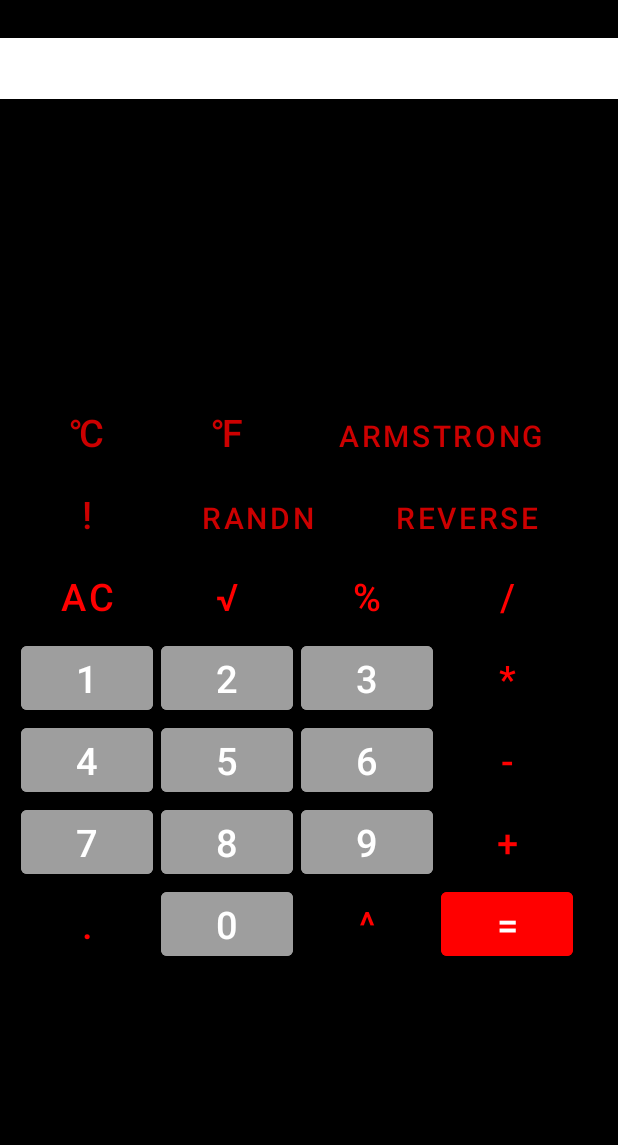
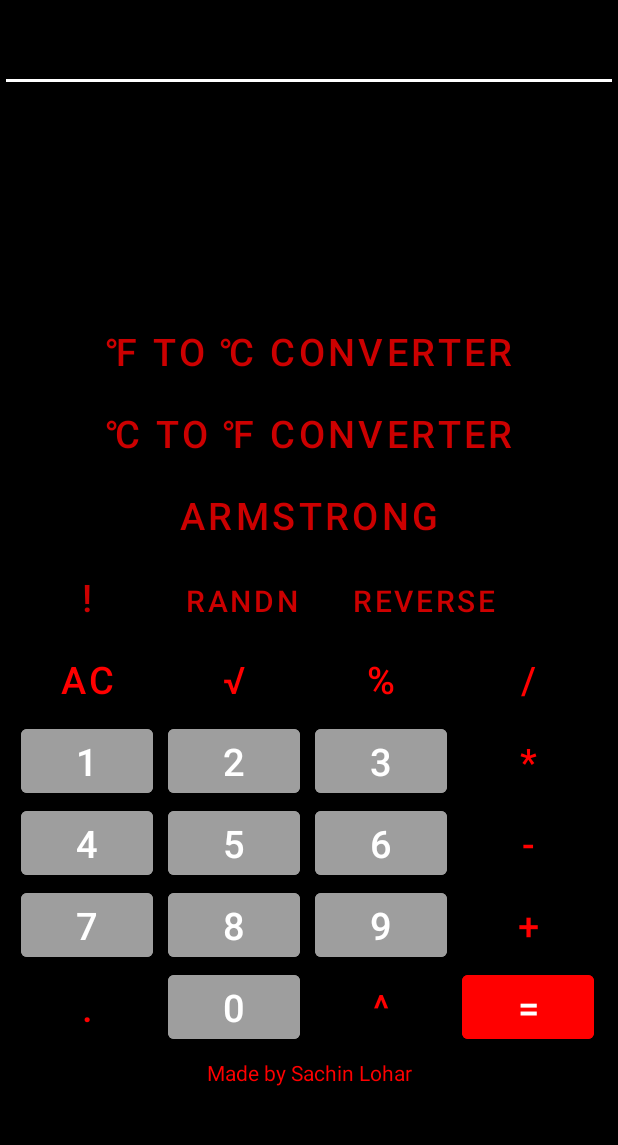
Before and after one commit to sachinl0har/Basic-Calc-App-Java, an Android app: the screen it shows after launch (MainActivity), on a phone screen of 412 x 824 dp, the part 84-1229 px from its top. Run offline under Robolectric (Android 15) with nearby library versions, the phone set to English and light mode, and no system bars.

Commit message:
Update activity_main.xml

```diff
--- a/app/src/main/res/layout/activity_main.xml
+++ b/app/src/main/res/layout/activity_main.xml
@@ -1,5 +1,5 @@
 <?xml version="1.0" encoding="utf-8"?>
-<LinearLayout xmlns:android="http://schemas.android.com/apk/res/android"
+<androidx.constraintlayout.widget.ConstraintLayout xmlns:android="http://schemas.android.com/apk/res/android"
     xmlns:app="http://schemas.android.com/apk/res-auto"
     xmlns:tools="http://schemas.android.com/tools"
     android:layout_width="match_parent"
@@ -8,87 +8,135 @@
     android:orientation="vertical"
     tools:context=".MainActivity">
 
-    <Space
-        android:layout_width="match_parent"
-        android:layout_height="25dp" />
 
     <LinearLayout
         android:layout_width="match_parent"
-        android:layout_height="158dp"
-        android:orientation="horizontal"
-        tools:layout_editor_absoluteX="13dp"
-        tools:layout_editor_absoluteY="34dp">
+        android:layout_height="wrap_content"
+        android:orientation="vertical"
+        tools:ignore="MissingConstraints">
 
 
-        <TextView
+        <EditText
             android:id="@+id/display"
             android:layout_width="match_parent"
             android:layout_height="wrap_content"
-            android:background="#ffffff"
-            android:textColor="@color/black"
-            android:textSize="30sp"
-            tools:layout_editor_absoluteX="13dp"
-            tools:layout_editor_absoluteY="34dp" />
+            android:backgroundTint="#ffffff"
+            android:textColor="#ffffff"
+            android:textSize="30sp" />
 
     </LinearLayout>
 
-    <Space
+    <LinearLayout
+        android:id="@+id/linearLayout"
         android:layout_width="match_parent"
-        android:layout_height="77dp" />
+        android:layout_height="wrap_content"
+        android:orientation="vertical"
+        app:layout_constraintBottom_toBottomOf="parent"
+        app:layout_constraintTop_toTopOf="parent"
+        app:layout_constraintVertical_bias="0.848"
+        tools:ignore="MissingConstraints"
+        tools:layout_editor_absoluteX="0dp">
+
 
         <LinearLayout
             android:layout_width="match_parent"
+            android:layout_height="wrap_content"
+            android:orientation="vertical">
+
+            <Space
+                android:layout_width="14dp"
+                android:layout_height="wrap_content" />
+
+            <Button
+                android:id="@+id/buttonCelsius"
+                android:layout_width="match_parent"
+                android:layout_height="wrap_content"
+                android:backgroundTint="@color/cardview_shadow_start_color"
+                android:text="℉ to ℃ Converter"
+                android:textColor="#cc0000"
+                android:textSize="25dp" />
+
+            <Space
+                android:layout_width="5dp"
+                android:layout_height="wrap_content" />
+
+            <Button
+                android:id="@+id/buttonFah"
+                android:layout_width="match_parent"
+                android:layout_height="wrap_content"
+                android:backgroundTint="@color/cardview_shadow_start_color"
+                android:text="℃ to ℉ Converter"
+                android:textColor="#cc0000"
+                android:textSize="25dp" />
+
+            <Space
+                android:layout_width="5dp"
+                android:layout_height="wrap_content" />
+
+            <Button
+                android:id="@+id/buttonArm"
+                android:layout_width="match_parent"
+                android:layout_height="wrap_content"
+                android:backgroundTint="@color/cardview_shadow_start_color"
+                android:text="Armstrong"
+                android:textColor="#cc0000"
+                android:textSize="25dp" />
+
+            <Space
+                android:layout_width="14dp"
+                android:layout_height="wrap_content" />
+
+
+        </LinearLayout>
+
+        <LinearLayout
+            android:layout_width="wrap_content"
             android:layout_height="wrap_content"
             android:orientation="horizontal">
 
             <Space
                 android:layout_width="14dp"
-            android:layout_height="match_parent" />
+                android:layout_height="wrap_content" />
 
             <Button
-            android:id="@+id/buttonCelsius"
-            android:layout_width="wrap_content"
+                android:id="@+id/buttonFact"
+                android:layout_width="match_parent"
                 android:layout_height="wrap_content"
                 android:backgroundTint="@color/cardview_shadow_start_color"
-            android:text="℃"
+                android:text="!"
                 android:textColor="#cc0000"
-            android:textSize="25dp"
-            tools:layout_editor_absoluteX="16dp"
-            tools:layout_editor_absoluteY="455dp" />
+                android:textSize="25dp" />
 
             <Space
                 android:layout_width="5dp"
-            android:layout_height="match_parent" />
+                android:layout_height="wrap_content" />
 
             <Button
-            android:id="@+id/buttonFah"
-            android:layout_width="wrap_content"
+                android:id="@+id/buttonRandN"
+                android:layout_width="match_parent"
                 android:layout_height="wrap_content"
                 android:backgroundTint="@color/cardview_shadow_start_color"
-            android:text="℉"
+                android:text="RandN"
                 android:textColor="#cc0000"
-            android:textSize="25dp"
-            tools:layout_editor_absoluteX="119dp"
-            tools:layout_editor_absoluteY="455dp" />
+                android:textSize="20dp" />
 
             <Space
                 android:layout_width="5dp"
-            android:layout_height="match_parent" />
+                android:layout_height="wrap_content" />
 
             <Button
-            android:id="@+id/buttonArm"
-            android:layout_width="185dp"
+                android:id="@+id/buttonReverse"
+                android:layout_width="match_parent"
                 android:layout_height="wrap_content"
                 android:backgroundTint="@color/cardview_shadow_start_color"
-            android:text="Armstrong"
+                android:text="Reverse"
                 android:textColor="#cc0000"
-            android:textSize="20dp"
-            tools:layout_editor_absoluteX="119dp"
-            tools:layout_editor_absoluteY="455dp" />
+                android:textSize="20dp" />
 
             <Space
-            android:layout_width="26dp"
-            android:layout_height="match_parent" />
+                android:layout_width="14dp"
+                android:layout_height="wrap_content" />
+
 
         </LinearLayout>
 
@@ -99,52 +147,55 @@
 
             <Space
                 android:layout_width="14dp"
-            android:layout_height="match_parent" />
+                android:layout_height="wrap_content" />
 
             <Button
-            android:id="@+id/buttonFact"
+                android:id="@+id/buttonAC"
                 android:layout_width="wrap_content"
                 android:layout_height="wrap_content"
                 android:backgroundTint="@color/cardview_shadow_start_color"
-            android:text="!"
-            android:textColor="#cc0000"
-            android:textSize="25dp"
-            tools:layout_editor_absoluteX="16dp"
-            tools:layout_editor_absoluteY="455dp" />
+                android:text="AC"
+                android:textColor="#ff0000"
+                android:textSize="25dp" />
 
             <Space
-            android:layout_width="5dp"
-            android:layout_height="match_parent" />
+                android:layout_width="10dp"
+                android:layout_height="wrap_content" />
 
             <Button
-            android:id="@+id/buttonRandN"
-            android:layout_width="128dp"
+                android:id="@+id/buttonRoot"
+                android:layout_width="wrap_content"
                 android:layout_height="wrap_content"
                 android:backgroundTint="@color/cardview_shadow_start_color"
-            android:text="RandN"
-            android:textColor="#cc0000"
-            android:textSize="20dp"
-            tools:layout_editor_absoluteX="119dp"
-            tools:layout_editor_absoluteY="455dp" />
+                android:text="√"
+                android:textColor="#ff0000"
+                android:textSize="25dp" />
 
             <Space
-            android:layout_width="5dp"
-            android:layout_height="match_parent" />
+                android:layout_width="10dp"
+                android:layout_height="wrap_content" />
 
             <Button
-            android:id="@+id/buttonReverse"
-            android:layout_width="141dp"
+                android:id="@+id/buttonMod"
+                android:layout_width="wrap_content"
                 android:layout_height="wrap_content"
                 android:backgroundTint="@color/cardview_shadow_start_color"
-            android:text="Reverse"
-            android:textColor="#cc0000"
-            android:textSize="20dp"
-            tools:layout_editor_absoluteX="119dp"
-            tools:layout_editor_absoluteY="455dp" />
+                android:text="%"
+                android:textColor="#ff0000"
+                android:textSize="25dp" />
 
             <Space
-            android:layout_width="32dp"
-            android:layout_height="match_parent" />
+                android:layout_width="10dp"
+                android:layout_height="wrap_content" />
+
+            <Button
+                android:id="@+id/buttonDivide"
+                android:layout_width="wrap_content"
+                android:layout_height="wrap_content"
+                android:backgroundTint="@color/cardview_shadow_start_color"
+                android:text="/"
+                android:textColor="#ff0000"
+                android:textSize="25dp" />
 
         </LinearLayout>
 
@@ -155,63 +206,52 @@
 
             <Space
                 android:layout_width="14dp"
-            android:layout_height="match_parent" />
+                android:layout_height="wrap_content" />
 
             <Button
-            android:id="@+id/buttonAC"
+                android:id="@+id/button1"
+                android:layout_width="wrap_content"
+                android:layout_height="wrap_content"
+                android:backgroundTint="#9e9e9e"
+                android:text="1"
+                android:textSize="25dp" />
+
+            <Space
+                android:layout_width="10dp"
+                android:layout_height="wrap_content" />
+
+            <Button
+                android:id="@+id/button2"
+                android:layout_width="wrap_content"
+                android:layout_height="wrap_content"
+                android:backgroundTint="#9e9e9e"
+                android:text="2"
+                android:textSize="25dp" />
+
+            <Space
+                android:layout_width="10dp"
+                android:layout_height="wrap_content" />
+
+            <Button
+                android:id="@+id/button3"
+                android:layout_width="wrap_content"
+                android:layout_height="wrap_content"
+                android:backgroundTint="#9e9e9e"
+                android:text="3"
+                android:textSize="25dp" />
+
+            <Space
+                android:layout_width="10dp"
+                android:layout_height="wrap_content" />
+
+            <Button
+                android:id="@+id/buttonMultiply"
                 android:layout_width="wrap_content"
                 android:layout_height="wrap_content"
                 android:backgroundTint="@color/cardview_shadow_start_color"
-            android:text="AC"
+                android:text="*"
                 android:textColor="#ff0000"
-            android:textSize="25dp"
-            tools:layout_editor_absoluteX="16dp"
-            tools:layout_editor_absoluteY="455dp" />
-
-        <Space
-            android:layout_width="5dp"
-            android:layout_height="match_parent" />
-
-        <Button
-            android:id="@+id/buttonRoot"
-            android:layout_width="wrap_content"
-            android:layout_height="wrap_content"
-            android:backgroundTint="@color/cardview_shadow_start_color"
-            android:text="√"
-            android:textColor="#ff0000"
-            android:textSize="25dp"
-            tools:layout_editor_absoluteX="119dp"
-            tools:layout_editor_absoluteY="455dp" />
-
-        <Space
-            android:layout_width="5dp"
-            android:layout_height="match_parent" />
-
-        <Button
-            android:id="@+id/buttonMod"
-            android:layout_width="wrap_content"
-            android:layout_height="wrap_content"
-            android:backgroundTint="@color/cardview_shadow_start_color"
-            android:text="%"
-            android:textColor="#ff0000"
-            android:textSize="25dp"
-            tools:layout_editor_absoluteX="119dp"
-            tools:layout_editor_absoluteY="455dp" />
-
-        <Space
-            android:layout_width="5dp"
-            android:layout_height="match_parent" />
-
-        <Button
-            android:id="@+id/buttonDivide"
-            android:layout_width="wrap_content"
-            android:layout_height="wrap_content"
-            android:backgroundTint="@color/cardview_shadow_start_color"
-            android:text="/"
-            android:textColor="#ff0000"
-            android:textSize="25dp"
-            tools:layout_editor_absoluteX="119dp"
-            tools:layout_editor_absoluteY="455dp" />
+                android:textSize="25dp" />
 
         </LinearLayout>
 
@@ -222,60 +262,52 @@
 
             <Space
                 android:layout_width="14dp"
-            android:layout_height="match_parent" />
+                android:layout_height="wrap_content" />
 
             <Button
-            android:id="@+id/button1"
+                android:id="@+id/button4"
                 android:layout_width="wrap_content"
                 android:layout_height="wrap_content"
                 android:backgroundTint="#9e9e9e"
-            android:text="1"
-            android:textSize="25dp"
-            tools:layout_editor_absoluteX="16dp"
-            tools:layout_editor_absoluteY="455dp" />
+                android:text="4"
+                android:textSize="25dp" />
 
             <Space
-            android:layout_width="5dp"
-            android:layout_height="match_parent" />
+                android:layout_width="10dp"
+                android:layout_height="wrap_content" />
 
             <Button
-            android:id="@+id/button2"
+                android:id="@+id/button5"
                 android:layout_width="wrap_content"
                 android:layout_height="wrap_content"
                 android:backgroundTint="#9e9e9e"
-            android:text="2"
-            android:textSize="25dp"
-            tools:layout_editor_absoluteX="119dp"
-            tools:layout_editor_absoluteY="455dp" />
+                android:text="5"
+                android:textSize="25dp" />
 
             <Space
-            android:layout_width="5dp"
-            android:layout_height="match_parent" />
+                android:layout_width="10dp"
+                android:layout_height="wrap_content" />
 
             <Button
-            android:id="@+id/button3"
+                android:id="@+id/button6"
                 android:layout_width="wrap_content"
                 android:layout_height="wrap_content"
                 android:backgroundTint="#9e9e9e"
-            android:text="3"
-            android:textSize="25dp"
-            tools:layout_editor_absoluteX="119dp"
-            tools:layout_editor_absoluteY="455dp" />
+                android:text="6"
+                android:textSize="25dp" />
 
             <Space
-            android:layout_width="5dp"
-            android:layout_height="match_parent" />
+                android:layout_width="10dp"
+                android:layout_height="wrap_content" />
 
             <Button
-            android:id="@+id/buttonMultiply"
+                android:id="@+id/buttonSubstract"
                 android:layout_width="wrap_content"
                 android:layout_height="wrap_content"
                 android:backgroundTint="@color/cardview_shadow_start_color"
-            android:text="*"
+                android:text="-"
                 android:textColor="#ff0000"
-            android:textSize="25dp"
-            tools:layout_editor_absoluteX="119dp"
-            tools:layout_editor_absoluteY="455dp" />
+                android:textSize="25dp" />
 
         </LinearLayout>
 
@@ -286,60 +318,52 @@
 
             <Space
                 android:layout_width="14dp"
-            android:layout_height="match_parent" />
+                android:layout_height="wrap_content" />
 
             <Button
-            android:id="@+id/button4"
+                android:id="@+id/button7"
                 android:layout_width="wrap_content"
                 android:layout_height="wrap_content"
                 android:backgroundTint="#9e9e9e"
-            android:text="4"
-            android:textSize="25dp"
-            tools:layout_editor_absoluteX="16dp"
-            tools:layout_editor_absoluteY="455dp" />
+                android:text="7"
+                android:textSize="25dp" />
 
             <Space
-            android:layout_width="5dp"
-            android:layout_height="match_parent" />
+                android:layout_width="10dp"
+                android:layout_height="wrap_content" />
 
             <Button
-            android:id="@+id/button5"
+                android:id="@+id/button8"
                 android:layout_width="wrap_content"
                 android:layout_height="wrap_content"
                 android:backgroundTint="#9e9e9e"
-            android:text="5"
-            android:textSize="25dp"
-            tools:layout_editor_absoluteX="119dp"
-            tools:layout_editor_absoluteY="455dp" />
+                android:text="8"
+                android:textSize="25dp" />
 
             <Space
-            android:layout_width="5dp"
-            android:layout_height="match_parent" />
+                android:layout_width="10dp"
+                android:layout_height="wrap_content" />
 
             <Button
-            android:id="@+id/button6"
+                android:id="@+id/button9"
                 android:layout_width="wrap_content"
                 android:layout_height="wrap_content"
                 android:backgroundTint="#9e9e9e"
-            android:text="6"
-            android:textSize="25dp"
-            tools:layout_editor_absoluteX="119dp"
-            tools:layout_editor_absoluteY="455dp" />
+                android:text="9"
+                android:textSize="25dp" />
 
             <Space
-            android:layout_width="5dp"
-            android:layout_height="match_parent" />
+                android:layout_width="10dp"
+                android:layout_height="wrap_content" />
 
             <Button
-            android:id="@+id/buttonSubstract"
+                android:id="@+id/buttonAdd"
                 android:layout_width="wrap_content"
                 android:layout_height="wrap_content"
                 android:backgroundTint="@color/cardview_shadow_start_color"
-            android:text="-"
+                android:text="+"
                 android:textColor="#ff0000"
-            android:textSize="25dp"
-            tools:layout_editor_absoluteX="119dp"
-            tools:layout_editor_absoluteY="455dp" />
+                android:textSize="25dp" />
 
         </LinearLayout>
 
@@ -350,71 +374,7 @@
 
             <Space
                 android:layout_width="14dp"
-            android:layout_height="match_parent" />
-
-        <Button
-            android:id="@+id/button7"
-            android:layout_width="wrap_content"
-            android:layout_height="wrap_content"
-            android:backgroundTint="#9e9e9e"
-            android:text="7"
-            android:textSize="25dp"
-            tools:layout_editor_absoluteX="16dp"
-            tools:layout_editor_absoluteY="455dp" />
-
-        <Space
-            android:layout_width="5dp"
-            android:layout_height="match_parent" />
-
-        <Button
-            android:id="@+id/button8"
-            android:layout_width="wrap_content"
-            android:layout_height="wrap_content"
-            android:backgroundTint="#9e9e9e"
-            android:text="8"
-            android:textSize="25dp"
-            tools:layout_editor_absoluteX="119dp"
-            tools:layout_editor_absoluteY="455dp" />
-
-        <Space
-            android:layout_width="5dp"
-            android:layout_height="match_parent" />
-
-        <Button
-            android:id="@+id/button9"
-            android:layout_width="wrap_content"
-            android:layout_height="wrap_content"
-            android:backgroundTint="#9e9e9e"
-            android:text="9"
-            android:textSize="25dp"
-            tools:layout_editor_absoluteX="119dp"
-            tools:layout_editor_absoluteY="455dp" />
-
-        <Space
-            android:layout_width="5dp"
-            android:layout_height="match_parent" />
-
-        <Button
-            android:id="@+id/buttonAdd"
-            android:layout_width="wrap_content"
-            android:layout_height="wrap_content"
-            android:backgroundTint="@color/cardview_shadow_start_color"
-            android:text="+"
-            android:textColor="#ff0000"
-            android:textSize="25dp"
-            tools:layout_editor_absoluteX="119dp"
-            tools:layout_editor_absoluteY="455dp" />
-
-    </LinearLayout>
-
-    <LinearLayout
-        android:layout_width="match_parent"
-        android:layout_height="wrap_content"
-        android:orientation="horizontal">
-
-        <Space
-            android:layout_width="14dp"
-            android:layout_height="match_parent" />
+                android:layout_height="wrap_content" />
 
             <Button
                 android:id="@+id/buttonDot"
@@ -423,13 +383,11 @@
                 android:backgroundTint="@color/cardview_shadow_start_color"
                 android:text="."
                 android:textColor="#ff0000"
-            android:textSize="25dp"
-            tools:layout_editor_absoluteX="16dp"
-            tools:layout_editor_absoluteY="455dp" />
+                android:textSize="25dp" />
 
             <Space
-            android:layout_width="5dp"
-            android:layout_height="match_parent" />
+                android:layout_width="10dp"
+                android:layout_height="wrap_content" />
 
             <Button
                 android:id="@+id/button0"
@@ -437,13 +395,11 @@
                 android:layout_height="wrap_content"
                 android:backgroundTint="#9e9e9e"
                 android:text="0"
-            android:textSize="25dp"
-            tools:layout_editor_absoluteX="119dp"
-            tools:layout_editor_absoluteY="455dp" />
+                android:textSize="25dp" />
 
             <Space
-            android:layout_width="5dp"
-            android:layout_height="match_parent" />
+                android:layout_width="10dp"
+                android:layout_height="wrap_content" />
 
             <Button
                 android:id="@+id/buttonPower"
@@ -452,13 +408,11 @@
                 android:backgroundTint="@color/cardview_shadow_start_color"
                 android:text="^"
                 android:textColor="#ff0000"
-            android:textSize="25dp"
-            tools:layout_editor_absoluteX="119dp"
-            tools:layout_editor_absoluteY="455dp" />
+                android:textSize="25dp" />
 
             <Space
-            android:layout_width="5dp"
-            android:layout_height="match_parent" />
+                android:layout_width="10dp"
+                android:layout_height="wrap_content" />
 
             <Button
                 android:id="@+id/buttonEqual"
@@ -466,11 +420,21 @@
                 android:layout_height="wrap_content"
                 android:backgroundTint="#ff0000"
                 android:text="="
-            android:textSize="25dp"
-            tools:layout_editor_absoluteX="119dp"
-            tools:layout_editor_absoluteY="455dp" />
+                android:textSize="25dp" />
 
         </LinearLayout>
 
 
+        <TextView
+            android:id="@+id/textView"
+            android:layout_width="match_parent"
+            android:layout_height="wrap_content"
+            android:gravity="center_horizontal"
+            android:padding="10px"
+            android:text="Made by Sachin Lohar"
+            android:textAlignment="center"
+            android:textColor="#ff0000" />
+
+
     </LinearLayout>
+</androidx.constraintlayout.widget.ConstraintLayout>
```
Lines whose indentation alone changed are shown as unchanged.
